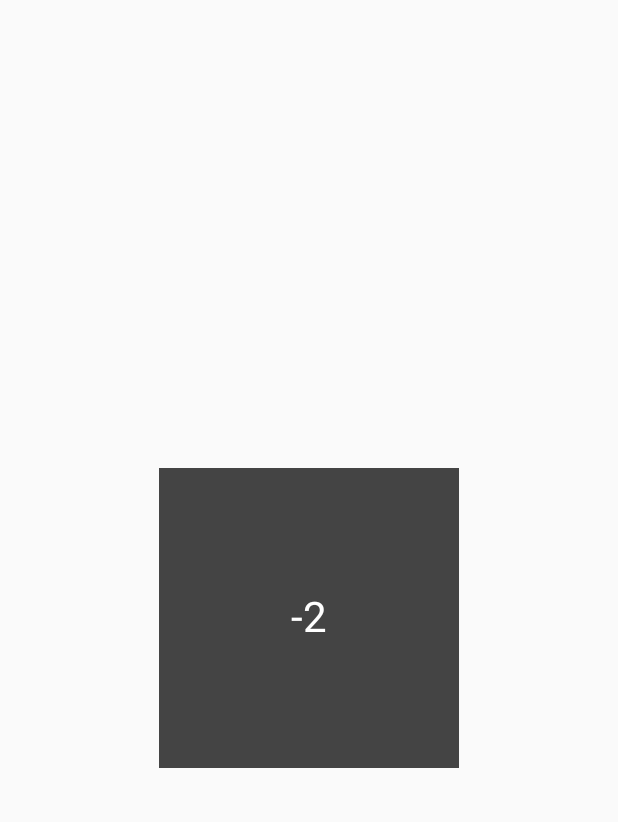
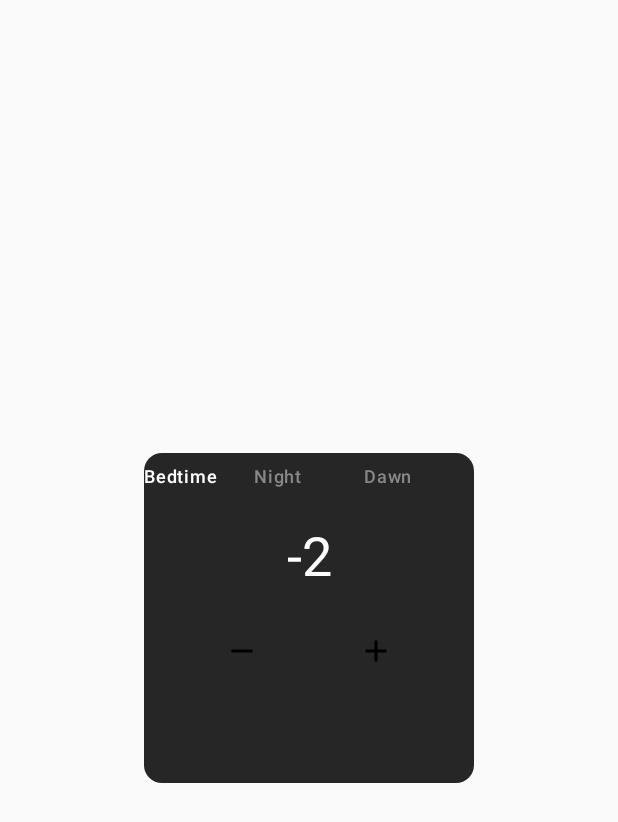
Before and after one commit to JustMcAlpin/eight-sleep-interview, an Android app built with Jetpack Compose: the screen it shows after launch (MainActivity), on a phone screen of 412 x 824 dp. Shown: the top 822 px of the screen. Run offline under Robolectric (Android 15) with nearby library versions, the phone set to English and light mode, and no system bars.

Commit message:
ViewModel wiring — phase switch, +/- adjust, off toggle

```diff
--- a/app/build.gradle.kts
+++ b/app/build.gradle.kts
@@ -113,4 +113,7 @@ dependencies {
     implementation(libs.coil.compose)
     implementation(libs.coil.network.okhttp)
     implementation(libs.coil.gif)
+
+    implementation("androidx.compose.material:material-icons-extended")
+
 }
--- a/app/src/main/java/com/eightsleep/eightandroidinterview/MainActivity.kt
+++ b/app/src/main/java/com/eightsleep/eightandroidinterview/MainActivity.kt
@@ -4,6 +4,7 @@ import android.os.Bundle
 import androidx.activity.ComponentActivity
 import androidx.activity.compose.setContent
 import androidx.activity.enableEdgeToEdge
+import androidx.activity.viewModels
 import androidx.compose.foundation.layout.Box
 import androidx.compose.foundation.layout.fillMaxSize
 import androidx.compose.material3.Text
@@ -11,21 +12,29 @@ import androidx.compose.runtime.Composable
 import androidx.compose.ui.Alignment
 import androidx.compose.ui.Modifier
 import androidx.compose.ui.tooling.preview.Preview
+import com.eightsleep.eightandroidinterview.ui.TemperatureCard
 import com.eightsleep.eightandroidinterview.ui.theme.EightAndroidInterviewTheme
 import com.eightsleep.eightandroidinterview.ui.TemperatureCardPreview
 
 class MainActivity : ComponentActivity() {
+
+    private val vm: TempViewModel by viewModels()
+
     override fun onCreate(savedInstanceState: Bundle?) {
         super.onCreate(savedInstanceState)
         enableEdgeToEdge()
         setContent {
             EightAndroidInterviewTheme {
-                // ⬇️  new wrapper to center the card on-screen
-                Box(
-                    modifier = Modifier.fillMaxSize(),
-                    contentAlignment = Alignment.Center
-                ) {
-                    TemperatureCardPreview()   // shows our 200×200 box
+                Box(Modifier.fillMaxSize(), contentAlignment = Alignment.Center) {
+
+                    TemperatureCard(
+                        phase      = vm.selected.value,
+                        temp       = vm.temps[vm.selected.value] ?: 0,
+                        cardState  = vm.cardState.value,
+                        onPhaseSelected = vm::selectPhase,
+                        onAdjust        = vm::adjust,
+                        onToggleOff     = vm::toggleOff
+                    )
                 }
             }
         }
--- /dev/null
+++ b/app/src/main/java/com/eightsleep/eightandroidinterview/TempViewModel.kt
@@ -0,0 +1,37 @@
+package com.eightsleep.eightandroidinterview
+
+import androidx.compose.runtime.mutableStateMapOf
+import androidx.compose.runtime.mutableStateOf
+import androidx.lifecycle.ViewModel
+import com.eightsleep.eightandroidinterview.ui.CardState
+import com.eightsleep.eightandroidinterview.ui.TemperaturePhase
+
+class TempViewModel : ViewModel() {
+
+    // ---------- public UI state ----------
+    val selected   = mutableStateOf(TemperaturePhase.BEDTIME)
+    val cardState  = mutableStateOf(CardState.IDLE)
+
+    // temps per phase, start with demo values
+    val temps = mutableStateMapOf(
+        TemperaturePhase.BEDTIME to -2,
+        TemperaturePhase.NIGHT   to 0,
+        TemperaturePhase.DAWN    to 1
+    )
+
+    // ---------- intent functions ----------
+    fun selectPhase(p: TemperaturePhase) {
+        selected.value = p
+    }
+
+    fun adjust(delta: Int) {
+        if (cardState.value == CardState.OFF) return          // disabled when off
+        val newTemp = (temps[selected.value] ?: 0) + delta
+        if (newTemp in -10..10) temps[selected.value] = newTemp
+    }
+
+    fun toggleOff() {
+        cardState.value =
+            if (cardState.value == CardState.OFF) CardState.IDLE else CardState.OFF
+    }
+}
--- a/app/src/main/java/com/eightsleep/eightandroidinterview/ui/TemperatureCard.kt
+++ b/app/src/main/java/com/eightsleep/eightandroidinterview/ui/TemperatureCard.kt
@@ -1,45 +1,102 @@
 package com.eightsleep.eightandroidinterview.ui
 
 import androidx.compose.foundation.background
+import androidx.compose.foundation.clickable
+import androidx.compose.foundation.layout.Arrangement
 import androidx.compose.foundation.layout.Box
+import androidx.compose.foundation.layout.Column
+import androidx.compose.foundation.layout.Row
+import androidx.compose.foundation.layout.Spacer
+import androidx.compose.foundation.layout.fillMaxWidth
+import androidx.compose.foundation.layout.height
+import androidx.compose.foundation.layout.padding
 import androidx.compose.foundation.layout.size
+import androidx.compose.material3.Card
+import androidx.compose.material3.IconButton
+import androidx.compose.material3.Text
+import androidx.compose.ui.tooling.preview.Preview
+import androidx.compose.ui.unit.dp
+import androidx.compose.foundation.layout.*
+import androidx.compose.material.icons.Icons
+import androidx.compose.material.icons.filled.Add
+import androidx.compose.material.icons.filled.Remove
+import androidx.compose.material3.CardDefaults
+import androidx.compose.material3.Icon
 import androidx.compose.material3.MaterialTheme
-import androidx.compose.material3.Text
 import androidx.compose.runtime.Composable
 import androidx.compose.ui.Alignment
 import androidx.compose.ui.Modifier
 import androidx.compose.ui.graphics.Color
-import androidx.compose.ui.tooling.preview.Preview
-import androidx.compose.ui.unit.dp
 
 // ─── tiny enums so the file compiles ────────────────────────────────────────────
 enum class TemperaturePhase { BEDTIME, NIGHT, DAWN }
 enum class CardState { OFF, IDLE, COOLING, WARMING }
 
-// ─── public composable you’ll call from MainActivity / ViewModel ───────────────
 @Composable
 fun TemperatureCard(
     phase: TemperaturePhase,
     temp: Int,
     cardState: CardState,
     onPhaseSelected: (TemperaturePhase) -> Unit,
-    onAdjust: (Int) -> Unit,          // +1 / –1
+    onAdjust: (Int) -> Unit,
     onToggleOff: () -> Unit
 ) {
-    // TODO: replace this Box with the real layout
+    Card(   // nicer rounded container
+        modifier = Modifier.size(220.dp),
+        colors = CardDefaults.cardColors(containerColor = Color(0xFF262626))
+    ) {
+        Column {
+            // ── PHASE ROW ──────────────────────────
+            Row(modifier = Modifier.fillMaxWidth()) {
+                TemperaturePhase.values().forEach { p ->
+                    Text(
+                        text = p.name.lowercase().replaceFirstChar { it.uppercase() },
+                        modifier = Modifier
+                            .weight(1f)
+                            .clickable { onPhaseSelected(p) }
+                            .padding(vertical = 8.dp),
+                        color = if (p == phase) Color.White else Color.Gray,
+                        style = MaterialTheme.typography.labelMedium
+                    )
+                }
+            }
+
+            Spacer(Modifier.height(16.dp))
+
+            // ── CENTER VALUE / OFF ─────────────────
             Box(
-        modifier = Modifier
-            .size(200.dp)
-            .background(Color.DarkGray)
+                Modifier.fillMaxWidth()
+                .clickable { onToggleOff() }
             ) {
                 Text(
                     text = if (cardState == CardState.OFF) "OFF" else temp.toString(),
                     modifier = Modifier.align(Alignment.Center),
-            style = MaterialTheme.typography.headlineMedium,
+                    style = MaterialTheme.typography.displaySmall,
                     color = Color.White
                 )
             }
+
+            Spacer(Modifier.height(16.dp))
+
+            // ── +/- ROW (will disable when OFF) ───
+            Row(
+                modifier = Modifier.fillMaxWidth(),
+                horizontalArrangement = Arrangement.SpaceEvenly
+            ) {
+                IconButton(
+                    onClick = { onAdjust(-1) },
+                    enabled = cardState != CardState.OFF
+                ) { Icon(Icons.Default.Remove, contentDescription = "decrease") }
+
+                IconButton(
+                    onClick = { onAdjust(+1) },
+                    enabled = cardState != CardState.OFF
+                ) { Icon(Icons.Default.Add, contentDescription = "increase") }
             }
+        }
+    }
+}
+
 
 // ─── preview so you can see something instantly in Android Studio ──────────────
 @Preview(showBackground = true)
```
Lines whose indentation alone changed are shown as unchanged.
